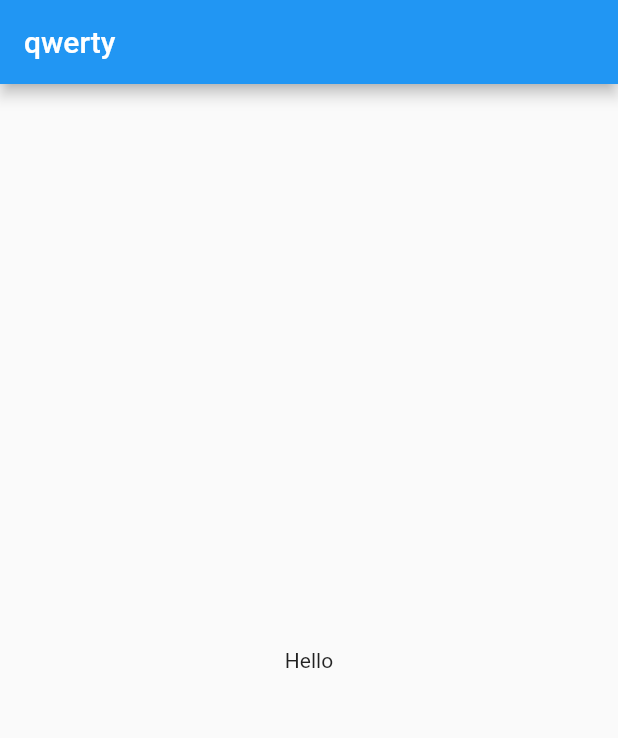
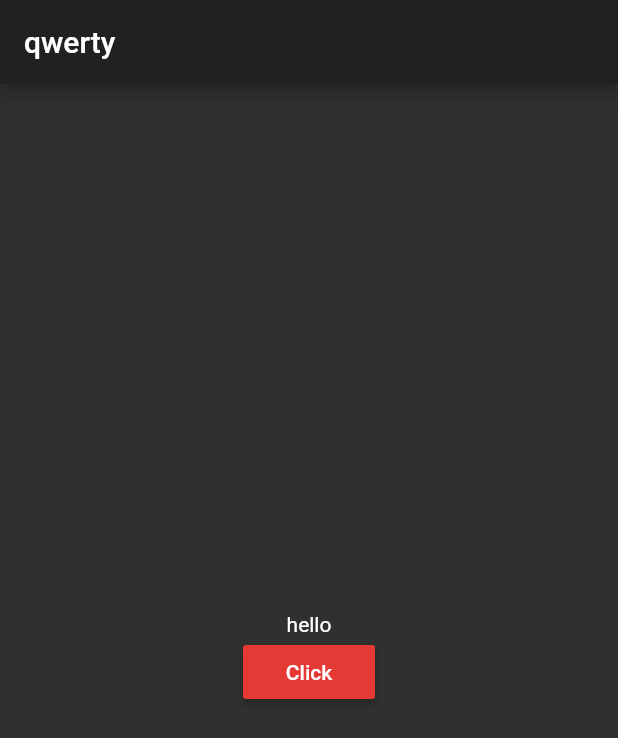
Before and after one commit to ayush1507/Flutter01, a Flutter app: the screen it shows after launch, on a phone screen of 412 x 824 dp. Shown: the top 738 px of the screen. Run offline on Flutter 3.47's test engine with Material 2 defaults, Android fonts, the phone set to English and light mode, and no system bars.

Commit message:
Initial Commit

```diff
--- a/lib/main.dart
+++ b/lib/main.dart
@@ -5,25 +5,58 @@ void main() => runApp(MyApp());
 class MyApp extends StatelessWidget {
   @override
   Widget build(BuildContext context) {
-    return new MaterialApp (
+    return new MaterialApp(
       title: "MY App",
       home: new HomePage(),
+      theme:
+          new ThemeData(primarySwatch: Colors.red, brightness: Brightness.dark),
     );
   }
 }
+
 class HomePage extends StatefulWidget {
   @override
   _HomePageState createState() => _HomePageState();
 }
 
 class _HomePageState extends State<HomePage> {
+  String myText = "hello";
+
+
   @override
   Widget build(BuildContext context) {
     return new Scaffold(
       appBar: new AppBar(
         title: new Text("qwerty"),
       ),
-     body: new Center(child: new Text("Hello"),),
+      body: qwerty(),
     );
   }
+
+  Widget qwerty() {
+    return new Container(
+      padding: const EdgeInsets.all(12.0),
+      child: new Center(
+        child: new Column(
+          mainAxisAlignment: MainAxisAlignment.center,
+          children: <Widget>[
+            new Text(myText),
+            new RaisedButton(
+              child: new Text("Click"),
+              onPressed: _changeText,
+            )
+          ],
+        ),
+      ),
+    );
   }
+
+
+  void _changeText() {
+    setState(() {
+      if(myText.startsWith("h")){
+      myText = "welcome";}
+      else{myText ="hello" ;}
+    });
+  }
+}
```
Lines whose indentation alone changed are shown as unchanged.
